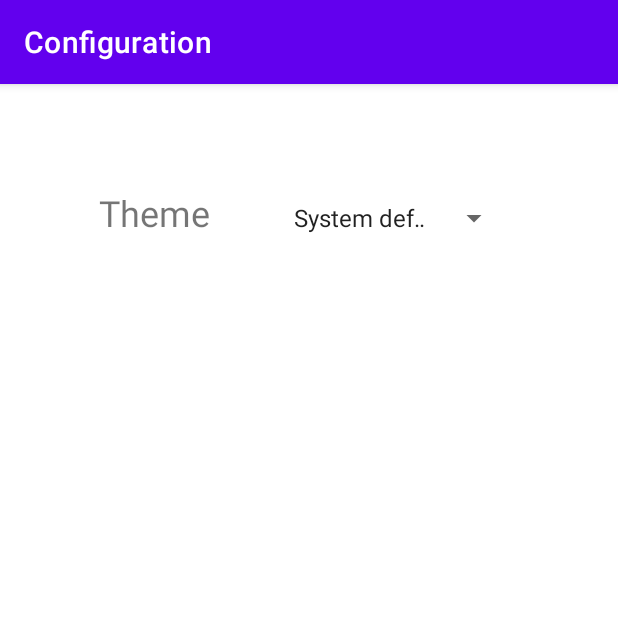
After one commit to PabloOraa/TurtleSchemeAndroid, an Android app: the Config screen opened directly, with no data from a screen before it, on a phone screen of 412 x 824 dp, the top half of it. The commit adds this screen. Run offline under Robolectric (Android 15) with nearby library versions, the phone set to English and light mode, and no system bars; libraries missing offline, so code that uses them is left out: com.microsoft.device.

Commit message:
Config, themes and layout depending on rotation Added icon to access to Configuration of the app Change layouts to remove the top margin and use full screen. Added config and themes into strings.xml themes.xml now contains config to remove Title bar Created Config class to handle logic behind it. configuration.xml contains the layout for the Config class arrays.xml now contains info about themes. Config now changes theme depending on the choose of the user

```diff
--- a/app/src/main/AndroidManifest.xml
+++ b/app/src/main/AndroidManifest.xml
@@ -19,6 +19,10 @@
                 <category android:name="android.intent.category.LAUNCHER" />
             </intent-filter>
         </activity>
+        <activity
+            android:name=".Config"
+            android:label="@string/config">
+        </activity>
     </application>
 
 </manifest>
--- /dev/null
+++ b/app/src/main/java/com/example/turtlescheme/Config.java
@@ -0,0 +1,113 @@
+package com.example.turtlescheme;
+
+import android.app.Activity;
+import android.content.Intent;
+import android.os.Bundle;
+import android.util.Log;
+import android.view.View;
+import android.widget.AdapterView;
+import android.widget.RadioButton;
+import android.widget.RadioGroup;
+import android.widget.Spinner;
+
+import androidx.appcompat.app.AppCompatActivity;
+import androidx.appcompat.app.AppCompatDelegate;
+
+import com.microsoft.device.dualscreen.core.ScreenHelper;
+import com.microsoft.device.dualscreen.core.manager.ScreenModeListener;
+import com.microsoft.device.dualscreen.core.manager.SurfaceDuoScreenManager;
+
+public class Config extends AppCompatActivity
+{
+    private SurfaceDuoScreenManager surfaceDuoScreenManager;
+    private String theme;
+
+
+    @Override
+    protected void onCreate(Bundle savedInstanceState)
+    {
+        super.onCreate(savedInstanceState);
+        setContentView(R.layout.configuration);
+        theme = getString(R.string.automatic_theme);
+        configListener();
+    }
+
+    @Override
+    public void onBackPressed()
+    {
+        super.onBackPressed();
+        Intent returnIntent = new Intent();
+        returnIntent.putExtra("theme",theme);
+        setResult(Activity.RESULT_OK,returnIntent);
+        finish();
+    }
+
+    private void configListener()
+    {
+        if(findViewById(R.id.sp_themes) == null)
+        {
+            RadioGroup group = findViewById(R.id.rg_theme);
+            group.setOnCheckedChangeListener((radioGroup, i) -> changeTheme(((RadioButton)findViewById(radioGroup.getCheckedRadioButtonId())).getText().toString()));
+        }
+        else
+        {
+            Spinner spinner = findViewById(R.id.sp_themes);
+            spinner.setSelection(2);
+            spinner.setOnItemSelectedListener(new AdapterView.OnItemSelectedListener() {
+                @Override
+                public void onItemSelected(AdapterView<?> adapterView, View view, int i, long l)
+                {
+                    changeTheme(spinner.getSelectedItem().toString());
+                }
+
+                @Override
+                public void onNothingSelected(AdapterView<?> adapterView)
+                {
+
+                }
+            });
+        }
+    }
+
+    private void changeTheme(String selectedText)
+    {
+        theme = selectedText;
+        if(selectedText.equalsIgnoreCase(getString(R.string.light_theme)))
+            AppCompatDelegate.setDefaultNightMode(AppCompatDelegate.MODE_NIGHT_NO);
+        else if(selectedText.equalsIgnoreCase(getString(R.string.dark_theme)))
+            AppCompatDelegate.setDefaultNightMode(AppCompatDelegate.MODE_NIGHT_YES);
+        else
+            if(android.os.Build.VERSION.SDK_INT >= 29)
+                AppCompatDelegate.setDefaultNightMode(AppCompatDelegate.MODE_NIGHT_FOLLOW_SYSTEM);
+            else
+                AppCompatDelegate.setDefaultNightMode(AppCompatDelegate.MODE_NIGHT_AUTO_BATTERY);
+    }
+
+    private void configureDualScreen()
+    {
+        surfaceDuoScreenManager = SurfaceDuoScreenManager.getInstance(getApplication());
+        getSurfaceDuoScreenManager().addScreenModeListener(this, new ScreenModeListener()
+        {
+
+            @Override
+            public void onSwitchToSingleScreen()
+            {
+                //((SurfaceDuoBottomNavigationView)findViewById(R.id.nav_view)).setSurfaceDuoDisplayPosition(DisplayPosition.START);
+                Log.d("Surface Duo", "Single Screen");
+            }
+
+            @Override
+            public void onSwitchToDualScreen()
+            {
+                Log.d("Surface Duo", "Dual Screen");
+                //((SurfaceDuoBottomNavigationView)findViewById(R.id.nav_view)).setSurfaceDuoDisplayPosition(DisplayPosition.DUAL);
+            }
+
+        });
+    }
+
+    public SurfaceDuoScreenManager getSurfaceDuoScreenManager()
+    {
+        return surfaceDuoScreenManager;
+    }
+}
--- a/app/src/main/java/com/example/turtlescheme/MainActivity.java
+++ b/app/src/main/java/com/example/turtlescheme/MainActivity.java
@@ -1,8 +1,9 @@
 package com.example.turtlescheme;
 
+import android.app.Activity;
+import android.content.Intent;
 import android.database.sqlite.SQLiteDatabase;
 import android.os.Bundle;
-import android.os.Debug;
 import android.util.Log;
 import android.view.Window;
 
@@ -45,6 +46,8 @@ public class MainActivity extends AppCompatActivity
         connection = db.getWritableDatabase();
     }
 
+
+
     @Override
     protected void onStart()
     {
--- a/app/src/main/res/layout/activity_main.xml
+++ b/app/src/main/res/layout/activity_main.xml
@@ -4,8 +4,7 @@
     android:id="@+id/container"
     android:layout_width="match_parent"
     android:layout_height="match_parent"
-    android:background="@color/whiteWeb"
-    android:paddingTop="?attr/actionBarSize">
+    android:background="@color/whiteWeb">
 
     <com.google.android.material.bottomnavigation.BottomNavigationView
         android:id="@+id/nav_view"
@@ -24,7 +23,7 @@
         android:layout_width="match_parent"
         android:layout_height="match_parent"
         app:defaultNavHost="true"
-        app:layout_constraintBottom_toTopOf="@id/nav_view"
+        app:layout_constraintBottom_toBottomOf="parent"
         app:layout_constraintHorizontal_bias="0.0"
         app:layout_constraintLeft_toLeftOf="parent"
         app:layout_constraintRight_toRightOf="parent"
--- /dev/null
+++ b/app/src/main/res/layout/configuration.xml
@@ -0,0 +1,34 @@
+<?xml version="1.0" encoding="utf-8"?>
+<androidx.constraintlayout.widget.ConstraintLayout xmlns:android="http://schemas.android.com/apk/res/android"
+    xmlns:app="http://schemas.android.com/apk/res-auto"
+    android:id="@+id/configuration"
+    android:layout_width="match_parent"
+    android:layout_height="match_parent">
+
+    <TextView
+        android:id="@+id/tv_theme"
+        android:layout_width="105dp"
+        android:layout_height="40dp"
+        android:layout_marginStart="20dp"
+        android:text="@string/theme"
+        android:textAlignment="center"
+        android:textSize="24sp"
+        app:layout_constraintBottom_toBottomOf="parent"
+        app:layout_constraintEnd_toStartOf="@+id/sp_themes"
+        app:layout_constraintHorizontal_bias="0.484"
+        app:layout_constraintStart_toStartOf="parent"
+        app:layout_constraintTop_toTopOf="parent"
+        app:layout_constraintVertical_bias="0.095" />
+
+    <Spinner
+        android:id="@+id/sp_themes"
+        android:layout_width="152dp"
+        android:layout_height="40dp"
+        android:layout_marginEnd="72dp"
+        android:entries="@array/themes"
+        android:textAlignment="center"
+        app:layout_constraintBottom_toBottomOf="@+id/tv_theme"
+        app:layout_constraintEnd_toEndOf="parent"
+        app:layout_constraintTop_toTopOf="@+id/tv_theme"
+        app:layout_constraintVertical_bias="0.0" />
+</androidx.constraintlayout.widget.ConstraintLayout>
--- a/app/src/main/res/values-night/themes.xml
+++ b/app/src/main/res/values-night/themes.xml
@@ -1,6 +1,7 @@
 <resources xmlns:tools="http://schemas.android.com/tools">
     <!-- Base application theme. -->
     <style name="Theme.TurtleScheme" parent="Theme.MaterialComponents.DayNight.DarkActionBar">
+        <item name="android:windowNoTitle">true</item>
         <!-- Primary brand color. -->
         <item name="colorPrimary">@color/purple_200</item>
         <item name="colorPrimaryVariant">@color/purple_700</item>
--- a/app/src/main/res/values/arrays.xml
+++ b/app/src/main/res/values/arrays.xml
@@ -5,4 +5,9 @@
         <item>@string/movie</item>
         <item>@string/serie</item>
     </string-array>
+    <string-array name="themes">
+        <item>@string/light_theme</item>
+        <item>@string/dark_theme</item>
+        <item>@string/automatic_theme</item>
+    </string-array>
 </resources>
--- a/app/src/main/res/values/strings.xml
+++ b/app/src/main/res/values/strings.xml
@@ -11,4 +11,9 @@
     <string name="serie">Series</string>
     <string name="movie">Movies</string>
     <string name="search">Search</string>
+    <string name="config">Configuration</string>
+    <string name="theme">Theme</string>
+    <string name="light_theme">Light theme</string>
+    <string name="dark_theme">Dark theme</string>
+    <string name="automatic_theme">System default</string>
 </resources>
--- a/app/src/main/res/values/themes.xml
+++ b/app/src/main/res/values/themes.xml
@@ -1,6 +1,7 @@
 <resources xmlns:tools="http://schemas.android.com/tools">
     <!-- Base application theme. -->
     <style name="Theme.TurtleScheme" parent="Theme.MaterialComponents.DayNight.DarkActionBar">
+        <item name="android:windowNoTitle">true</item>
         <!-- Primary brand color. -->
         <item name="colorPrimary">@color/purple_500</item>
         <item name="colorPrimaryVariant">@color/purple_700</item>
```
Also changed, not shown: app/src/main/java/com/example/turtlescheme/ui/home/HomeFragment.java (+44 -0 lines), app/src/main/res/drawable/engranajes.png (added), 1 other file.
